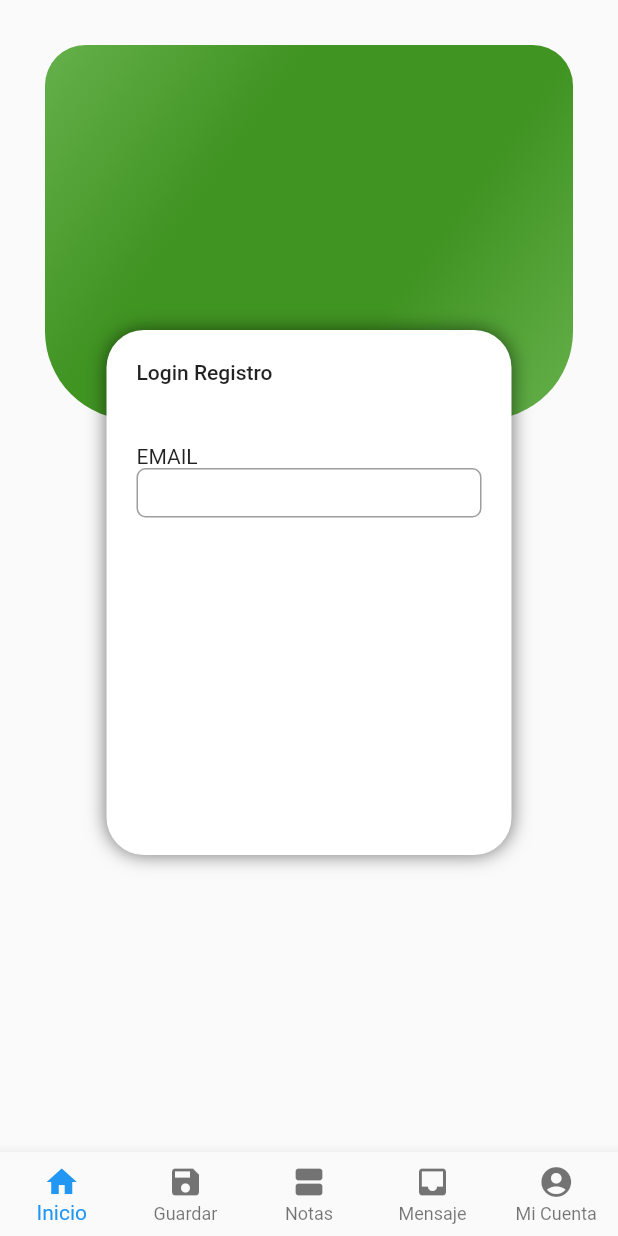
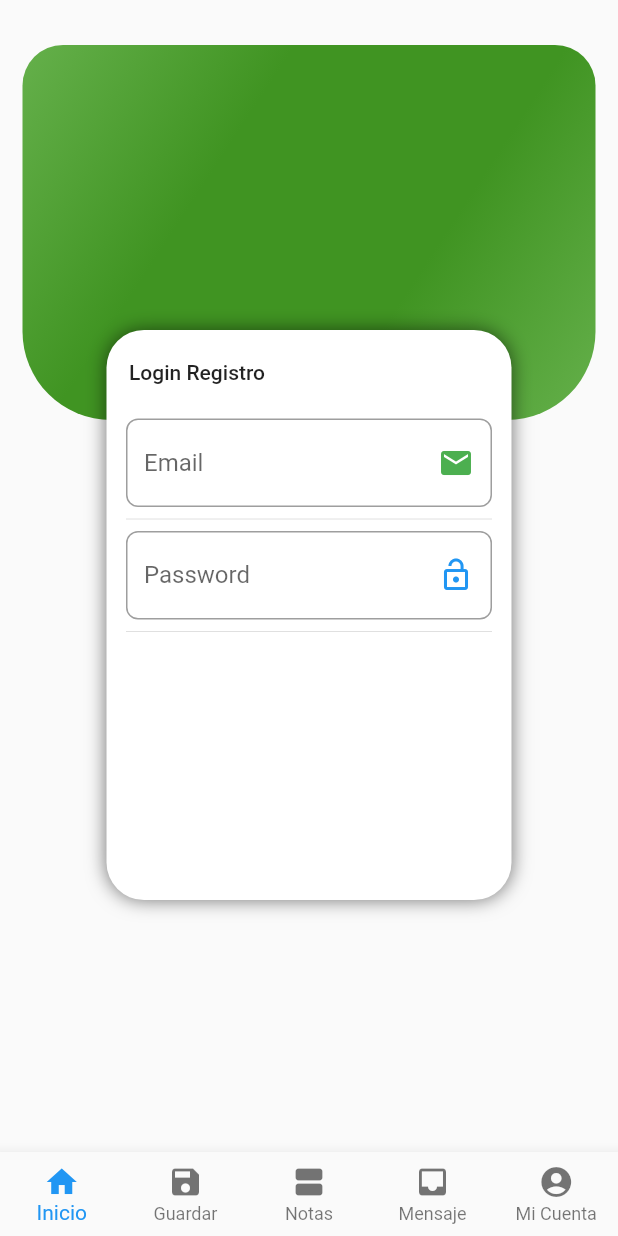
Before and after one commit to jpgotopo/gpm_tracking_v2, a Flutter app: the screen it shows after launch, on a phone screen of 412 x 824 dp. Run offline on Flutter 3.47's test engine with Material 2 defaults, Android fonts, the phone set to English and light mode, and no system bars.

Commit message:
Añandiendo campos de email y password

```diff
--- a/lib/pages/sign_in_up.dart
+++ b/lib/pages/sign_in_up.dart
@@ -7,11 +7,9 @@ class SignInUp extends StatelessWidget {
   Widget build(BuildContext context) {
     return Container(
 
-      padding: EdgeInsets.all(30.0),
+      padding: EdgeInsets.only(top: 30, right:15, bottom: 10, left: 15),
       child: Stack(
-
         alignment: AlignmentDirectional.center,
-
         children: <Widget>[
           Container(
             height: 250,
@@ -36,12 +34,9 @@ class SignInUp extends StatelessWidget {
             ),
           ),
           Positioned(
-
-
-            bottom: -290,
-
+            bottom: -320,
             child: Container(
-              height: 350,
+              height: 380,
               width: 270,
               decoration: BoxDecoration(
                   borderRadius: BorderRadius.circular(25),
@@ -57,7 +52,7 @@ class SignInUp extends StatelessWidget {
                 crossAxisAlignment: CrossAxisAlignment.start,
                 children: <Widget>[
                   Padding(
-                    padding: EdgeInsets.all(20),
+                    padding: EdgeInsets.only(top:20, left: 15),
                     child: Row(
                       children: <Widget>[
                         Text("Login ", style: TextStyle(fontWeight: FontWeight.w500,),),
@@ -66,25 +61,8 @@ class SignInUp extends StatelessWidget {
                     ),
                   ),
                   Padding(
-                    padding: EdgeInsets.all(20),
-                    child: Column(
-                      mainAxisAlignment: MainAxisAlignment.start,
-                      crossAxisAlignment: CrossAxisAlignment.start,
-                      children: <Widget>[
-                        Text("EMAIL", style: TextStyle(),),
-                        Container(
-                          height: 33,
-                          decoration: BoxDecoration(
-                              borderRadius: BorderRadius.circular(6),
-                              border: Border.all(
-                                color: Colors.grey,
-                                width: 1.0,
-                              )
-                          ),
-                        )
-
-                      ],
-                    ),
+                    padding: EdgeInsets.all(3),
+                    child: SignIn(),
                   ),
                 ],
               ),
@@ -96,6 +74,83 @@ class SignInUp extends StatelessWidget {
       ),
 
     );
+  }
+}
+
+class SignIn extends StatefulWidget {
+  @override
+  _SignInState createState() => _SignInState();
+}
+
+class _SignInState extends State<SignIn> {
+
+  String _email = '';
+  String _nombre = '';
+
+  @override
+  Widget build(BuildContext context) {
+    return Container(
+
+      padding: EdgeInsets.symmetric(horizontal: 10.0, vertical: 20.0),
+      child: Column(
+        children: <Widget>[
+          _crearEmail(),
+          Divider(),
+          _crearPassword(),
+          Divider(),
+        ],
+      )
+
+    );
+  }
+  Widget _crearEmail() {
+
+    return TextField(
+      keyboardType: TextInputType.emailAddress,
+      decoration: InputDecoration(
+
+        hintText: 'Email',
+        suffixIcon: Icon( Icons.email, color: Colors.green, ),
+        //suffixIcon: Icon( Icons.alternate_email ),
+        hoverColor: Colors.black12,
+        border: OutlineInputBorder(
+          borderRadius: BorderRadius.circular(8.0),
+        ),
+      ),
+      onChanged: (valor) {
+
+        setState(() {
+          _email = valor;
+        });
+
+
+      },
+    );
 
   }
+
+  Widget _crearPassword() {
+    return TextField(
+      //autofocus: true,
+      obscureText: true,
+      decoration: InputDecoration(
+        hintText: 'Password',
+        labelText: 'Password',
+        suffixIcon: Icon( Icons.lock_open, color: Colors.blue, ),
+
+        border: OutlineInputBorder(
+          borderRadius: BorderRadius.circular(8.0),
+        ),
+      ),
+      onChanged: (valor) {
+
+        setState(() {
+          _nombre = valor;
+        });
+
+
+      },
+    );
+  }
+
 }
```
